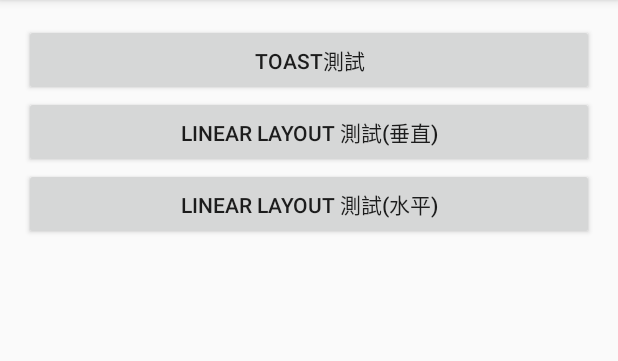
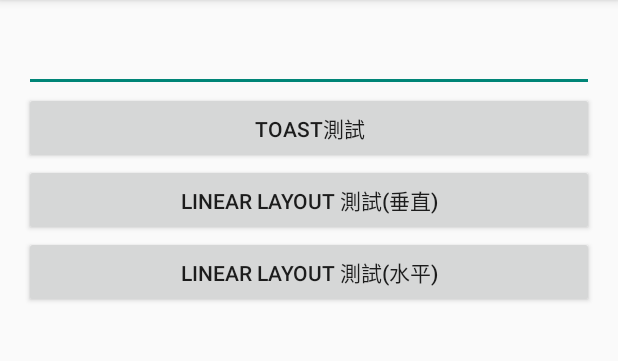
Before and after one commit to fishingboy/Android_Test, an Android app: the MainView screen opened directly, with no data from a screen before it, after a tap on "TOAST測試", on a phone screen of 412 x 824 dp, the part 84-445 px from its top. Run offline under Robolectric (Android 15) with nearby library versions, the phone set to English and light mode, and no system bars.

Commit message:
取得輸入框內容

```diff
--- a/app/src/main/java/com/leo_kuo/android_test/MainView.java
+++ b/app/src/main/java/com/leo_kuo/android_test/MainView.java
@@ -6,11 +6,12 @@ import android.os.Bundle;
 import android.view.Menu;
 import android.view.MenuItem;
 import android.view.View;
+import android.widget.EditText;
 import android.widget.Toast;
 
 
-public class MainView extends ActionBarActivity {
-
+public class MainView extends ActionBarActivity
+{
     @Override
     protected void onCreate(Bundle savedInstanceState) {
         super.onCreate(savedInstanceState);
@@ -40,17 +41,28 @@ public class MainView extends ActionBarActivity {
         return super.onOptionsItemSelected(item);
     }
 
-    /**
-         * 顯示 Toast (類似 alert)
-         */
+    // 顯示 Toast (類似 alert)
     public void showToast(View view)
     {
-        Toast.makeText(view.getContext(), "這是一個Toast......", Toast.LENGTH_LONG).show();
+        String str = this.getTxt();
+        if (str.length()> 0)
+        {
+            Toast.makeText(view.getContext(), str, Toast.LENGTH_LONG).show();
+        }
+        else
+        {
+            Toast.makeText(view.getContext(), "您沒有輸入資料！", Toast.LENGTH_LONG).show();
+        }
     }
 
-    /**
-         * 顯示 Linear 測試畫面
-         */
+    // 取得輸入方塊的值
+    public String getTxt()
+    {
+        EditText txt = (EditText) findViewById(R.id.txt1);
+        return txt.getText().toString();
+    }
+
+    // 顯示 Linear 測試畫面
     public void showLinear(View view)
     {
         Intent intent = new Intent();
--- a/app/src/main/res/layout/activity_main.xml
+++ b/app/src/main/res/layout/activity_main.xml
@@ -8,6 +8,12 @@
     android:orientation="vertical"
     android:id="@+id/activity_main1"
     android:scrollbars="horizontal">
+
+    <EditText
+        android:layout_width="match_parent"
+        android:layout_height="wrap_content"
+        android:id="@+id/txt1"
+        android:layout_gravity="center_horizontal" />
 
     <Button
         android:layout_width="fill_parent"
```
